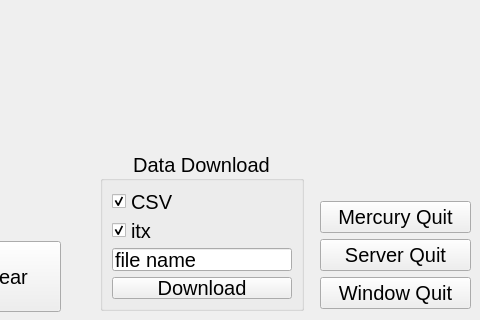
The window that D206_mercury/mercury_ui_files/main_window.ui (Hikaribussei-lab/control_program) describes before a commit, drawn with Qt 5; both pictures show x 310 to 790 and y 269 to 589 of the 790 by 589 pixel window.
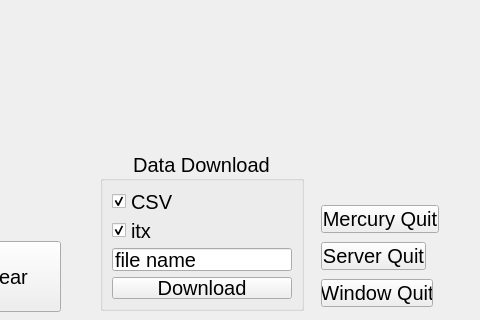
The same window after the commit. Custom widgets are drawn as their Qt base class.

Patch:
```diff
--- a/D206_mercury/mercury_ui_files/main_window.ui
+++ b/D206_mercury/mercury_ui_files/main_window.ui
@@ -191,38 +191,44 @@
     <string>Mercury Start</string>
    </property>
   </widget>
-  <widget class="QWidget" name="">
+  <widget class="QPushButton" name="serverquitbtn">
    <property name="geometry">
     <rect>
-     <x>630</x>
-     <y>470</y>
-     <width>151</width>
-     <height>111</height>
+     <x>631</x>
+     <y>511</y>
+     <width>105</width>
+     <height>28</height>
     </rect>
    </property>
-   <layout class="QVBoxLayout" name="verticalLayout_2">
-    <item>
-     <widget class="QPushButton" name="mercuryquitbtn">
-      <property name="text">
-       <string>Mercury Quit</string>
-      </property>
-     </widget>
-    </item>
-    <item>
-     <widget class="QPushButton" name="serverquitbtn">
-      <property name="text">
-       <string>Server Quit</string>
-      </property>
-     </widget>
-    </item>
-    <item>
-     <widget class="QPushButton" name="windowquitbtn">
-      <property name="text">
-       <string>Window Quit</string>
-      </property>
-     </widget>
-    </item>
-   </layout>
+   <property name="text">
+    <string>Server Quit</string>
+   </property>
+  </widget>
+  <widget class="QPushButton" name="mercuryquitbtn">
+   <property name="geometry">
+    <rect>
+     <x>631</x>
+     <y>474</y>
+     <width>118</width>
+     <height>28</height>
+    </rect>
+   </property>
+   <property name="text">
+    <string>Mercury Quit</string>
+   </property>
+  </widget>
+  <widget class="QPushButton" name="windowquitbtn">
+   <property name="geometry">
+    <rect>
+     <x>631</x>
+     <y>548</y>
+     <width>112</width>
+     <height>28</height>
+    </rect>
+   </property>
+   <property name="text">
+    <string>Window Quit</string>
+   </property>
   </widget>
  </widget>
  <customwidgets>
```
